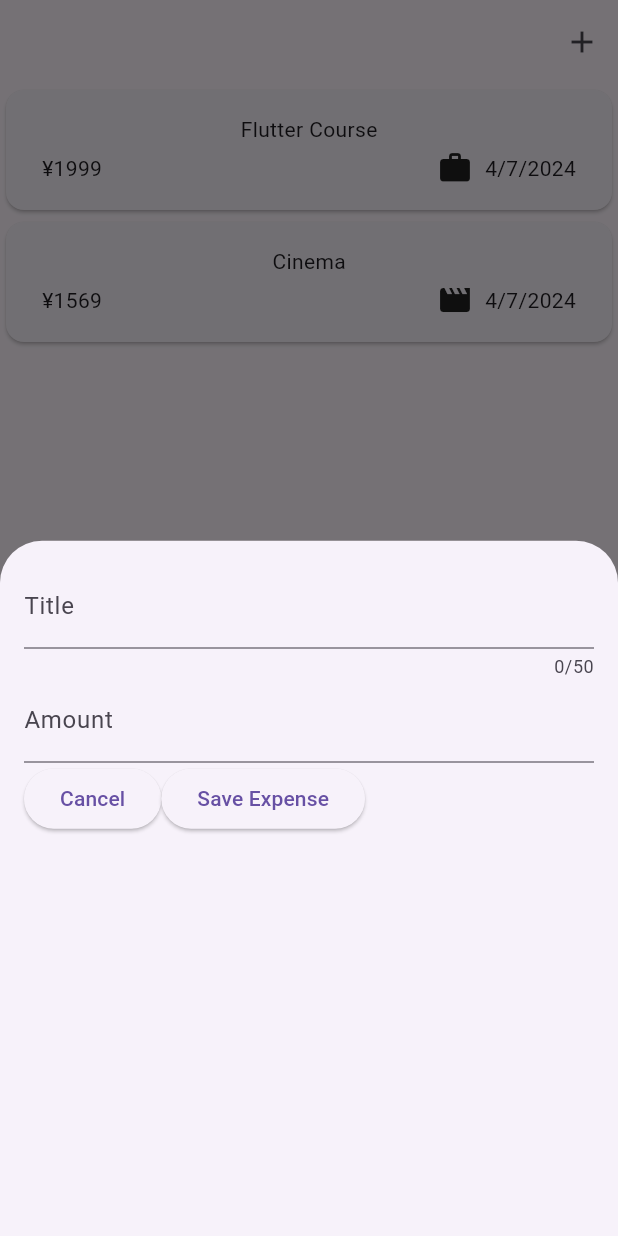
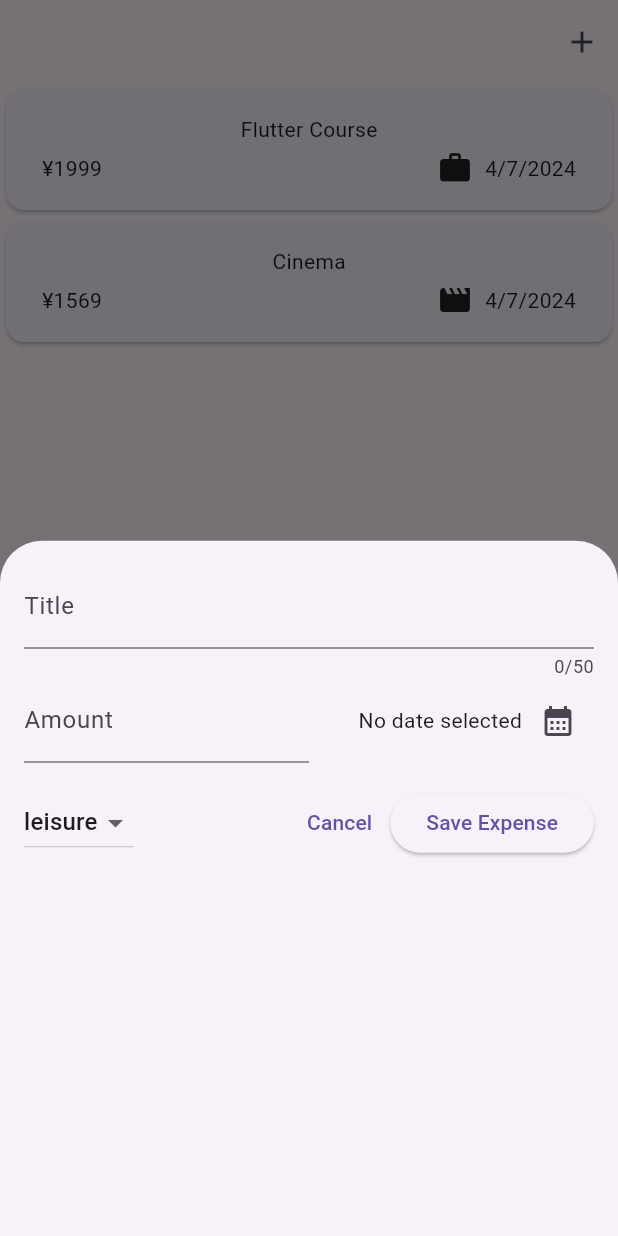
Before and after one commit to tatsurou9003/flutter_projects_overture, a Flutter app: the screen it shows after launch, after a tap on the "add" icon, on a phone screen of 412 x 824 dp. Run offline on Flutter 3.47's test engine with Material 3 defaults, Android fonts, the phone set to English and light mode, and no system bars; our stand-ins replace google_fonts, just_audio, percent_indicator.

Commit message:
function addExpense

```diff
--- a/expense_tracker_app/lib/widgets/expenses.dart
+++ b/expense_tracker_app/lib/widgets/expenses.dart
@@ -29,9 +29,16 @@ class _ExpensesState extends State<Expenses> {
   void _openAddExpenseOverlay() {
     showModalBottomSheet(
       context: context,
-      builder: (ctx) =>
-          const NewExpense(), // modal作成後のwidgetツリー(Elementツリー)を表すContext
+      builder: (ctx) => NewExpense(
+          onAddExpense:
+              _addExpense), // modal作成後のwidgetツリー(Elementツリー)を表すContext
     );
+  }
+
+  void _addExpense(Expense expense) {
+    setState(() {
+      _registerExpenses.add(expense);
+    });
   }
 
   @override
--- a/expense_tracker_app/lib/widgets/new_expense.dart
+++ b/expense_tracker_app/lib/widgets/new_expense.dart
@@ -1,7 +1,10 @@
+import 'package:expense_tracker_app/models/expense.dart';
 import 'package:flutter/material.dart';
 
 class NewExpense extends StatefulWidget {
-  const NewExpense({super.key});
+  const NewExpense({super.key, required this.onAddExpense});
+
+  final void Function(Expense expense) onAddExpense;
 
   @override
   State<NewExpense> createState() => _NewExpenseState();
@@ -10,6 +13,53 @@ class NewExpense extends StatefulWidget {
 class _NewExpenseState extends State<NewExpense> {
   final _titleController = TextEditingController();
   final _amountController = TextEditingController();
+  DateTime? _selectedDate;
+  Category _selectedCategory = Category.leisure;
+
+  void _presentDatePicker() async {
+    final now = DateTime.now();
+    final firstDate = DateTime(now.year - 1, now.month, now.day);
+    final pickedDate = await showDatePicker(
+        context: context,
+        initialDate: now,
+        firstDate: firstDate,
+        lastDate: now);
+    setState(() {
+      _selectedDate = pickedDate;
+    });
+  }
+
+  void _submitExpenseData() {
+    final enteredAmount = int.tryParse(_amountController.text);
+    // Stingならnullを返し、intに変換できるならintで返す
+    final amountIsInvalid = enteredAmount == null || enteredAmount <= 0;
+    if (_titleController.text.trim().isEmpty ||
+        amountIsInvalid ||
+        _selectedDate == null) {
+      showDialog(
+          context: context,
+          builder: (ctx) => AlertDialog(
+                title: const Text('Invalid input'),
+                content: const Text(
+                    'Please make sure a valid title, amount, date and category was entered.'),
+                actions: [
+                  TextButton(
+                    onPressed: () {
+                      Navigator.pop(ctx);
+                    },
+                    child: const Text('OK'),
+                  ),
+                ],
+              ));
+      return; //　後続の処理（無効な値で）を回避
+    }
+    widget.onAddExpense(Expense(
+        title: _titleController.text,
+        amount: enteredAmount,
+        date: _selectedDate!,
+        category: _selectedCategory));
+    Navigator.pop(context);
+  }
 
   @override // Widgetが破棄されると同時に呼ばれてメモリから削除する
   void dispose() {
@@ -29,19 +79,59 @@ class _NewExpenseState extends State<NewExpense> {
             maxLength: 50,
             decoration: const InputDecoration(label: Text('Title')),
           ),
-          TextField(
-            controller: _amountController,
-            keyboardType: TextInputType.number,
-            decoration:
-                const InputDecoration(prefixText: '¥', label: Text('Amount')),
-          ),
           Row(
             children: [
-              ElevatedButton(onPressed: () {}, child: const Text('Cancel')),
+              Expanded(
+                child: TextField(
+                  controller: _amountController,
+                  keyboardType: TextInputType.number,
+                  decoration: const InputDecoration(
+                      prefixText: '¥', label: Text('Amount')),
+                ),
+              ),
+              Expanded(
+                  child: Row(
+                mainAxisAlignment: MainAxisAlignment.end,
+                children: [
+                  Text(_selectedDate == null
+                      ? 'No date selected'
+                      : formatter.format(_selectedDate!)),
+                  IconButton(
+                      onPressed: _presentDatePicker,
+                      icon: const Icon(Icons.calendar_month))
+                ],
+              ))
+            ],
+          ),
+          const SizedBox(height: 16),
+          Row(
+            children: [
+              DropdownButton(
+                value: _selectedCategory,
+                items: Category.values
+                    .map((category) => DropdownMenuItem(
+                          value: category,
+                          child: Text(category.name),
+                        ))
+                    .toList(),
+                onChanged: (value) {
+                  if (value == null) {
+                    return;
+                  }
+                  setState(() {
+                    _selectedCategory = value;
+                  });
+                },
+              ),
+              const Spacer(),
+              TextButton(
+                  onPressed: () {
+                    Navigator.pop(context);
+                  },
+                  child: const Text('Cancel')),
               ElevatedButton(
                   onPressed: () {
-                    print(_titleController.text);
-                    print(_amountController.text);
+                    _submitExpenseData();
                   },
                   child: Text('Save Expense'))
             ],
```
